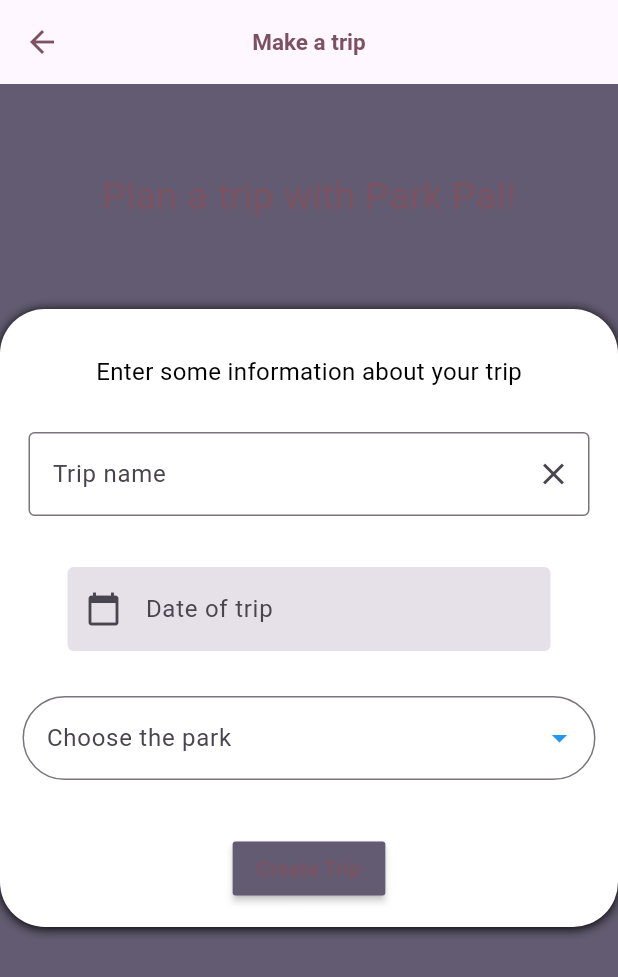
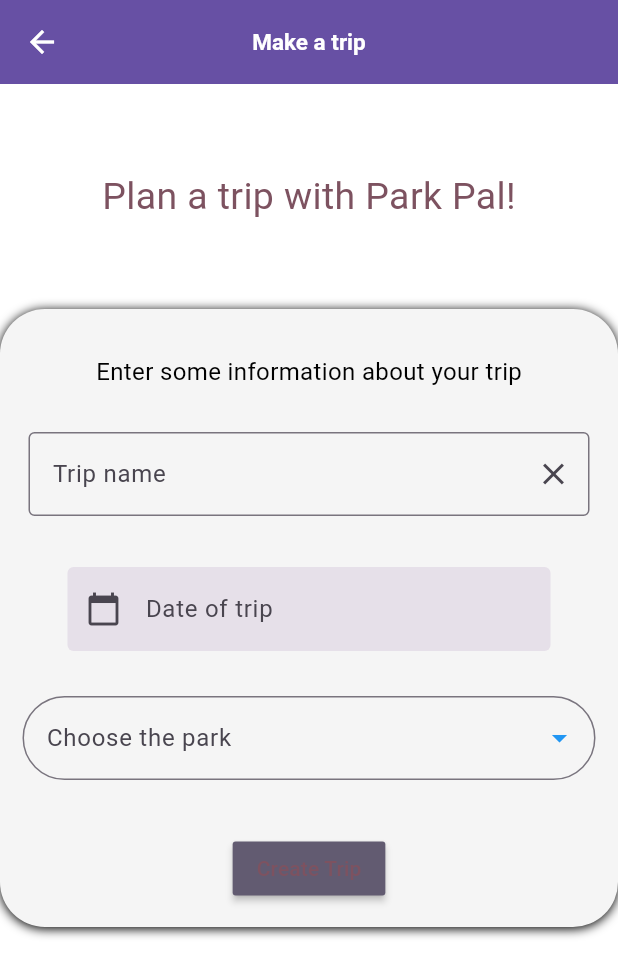
Before and after one commit to tristen-robinson-ucf/Group22LargeProjectPOOSD, a Flutter app: the PlannedTrips screen opened directly with empty values, after a tap on "Make a new trip", on a phone screen of 412 x 824 dp. Shown: the top 977 px of the screen. Run offline on Flutter 3.47's test engine with Material 3 defaults, Android fonts, the phone set to English and light mode, and no system bars; drawn by our look-alikes of dropdown_search; our stand-ins replace dio, email_validator, fluttertoast, hexcolor; missing offline and left inert: dart:ffi, mongo_dart; network calls fail.

Commit message:
Minor UI changes, simplified colors

```diff
--- a/theme_park_tracker/lib/main.dart
+++ b/theme_park_tracker/lib/main.dart
@@ -476,7 +476,7 @@
             alignment: Alignment.center,
             padding: const EdgeInsets.all(15),
             decoration: BoxDecoration(
-              color: HexColor("#Fb9c7E"),
+              color: HexColor("#99dbFF"),
             ),
             child: SingleChildScrollView(
               child: buildColumn(),
@@ -776,7 +776,7 @@
             alignment: Alignment.center,
             padding: const EdgeInsets.all(15),
             decoration: BoxDecoration(
-              color: HexColor("#Fb9c7E"),
+              color: HexColor("#99dbFF"),
             ),
 
             child: SingleChildScrollView(
@@ -858,7 +858,7 @@
                                               border: OutlineInputBorder(),
                                             ),
                                           ),
-                                          const SizedBox(height: 30),
+                                          const SizedBox(height: 20),
                                           // button for user to test if their code matches OTP
                                           MaterialButton(
                                             onPressed: (){
--- a/theme_park_tracker/lib/tabs/PlannedTrips.dart
+++ b/theme_park_tracker/lib/tabs/PlannedTrips.dart
@@ -310,15 +310,15 @@
       appBar:  AppBar(
         centerTitle: true,
         title: Text("Make a trip"),
-        titleTextStyle: TextStyle(fontWeight: FontWeight.bold, fontSize: 15, color: Theme.of(context).colorScheme.tertiary),
-        backgroundColor: View.of(context).platformDispatcher.platformBrightness == Brightness.dark ? Theme.of(context).colorScheme.secondary : Theme.of(context).colorScheme.background,
+        titleTextStyle: TextStyle(fontWeight: FontWeight.bold, fontSize: 15, color: Colors.white),
+        backgroundColor: Theme.of(context).colorScheme.primary,
         automaticallyImplyLeading: false,
         leading: IconButton(
           onPressed: (){
             Navigator.push((context), MaterialPageRoute(builder: (context) => LandingPage(id: id, parkArr: parkArr, firstname: firstname, lastname: lastname)));
           },
           icon: const Icon(Icons.arrow_back),
-          color: Theme.of(context).colorScheme.tertiary,
+          color: Colors.white,
         ),
 
       ),
@@ -327,7 +327,7 @@
         height: double.infinity,
 
         decoration: BoxDecoration(
-          color: View.of(context).platformDispatcher.platformBrightness == Brightness.dark ? Colors.black : Theme.of(context).colorScheme.secondary,
+          color: View.of(context).platformDispatcher.platformBrightness == Brightness.dark ? Colors.black : Colors.white,
         ),
         child: SingleChildScrollView(
           child: Column(
@@ -340,7 +340,7 @@
 
 
                 decoration: BoxDecoration(
-                  color: View.of(context).platformDispatcher.platformBrightness == Brightness.dark ? Colors.black : Theme.of(context).colorScheme.secondary,
+                  color: View.of(context).platformDispatcher.platformBrightness == Brightness.dark ? Colors.black : Colors.white,
 
                 ),
                 child: Center(
@@ -352,10 +352,9 @@
                 padding: const EdgeInsets.all(15),
                 decoration: BoxDecoration(
                   borderRadius: BorderRadius.vertical(top: Radius.circular(30.0), bottom: Radius.circular(30.0), ),
-                  color: View.of(context).platformDispatcher.platformBrightness == Brightness.dark ? (Colors.grey): Colors.white,
+                  color: View.of(context).platformDispatcher.platformBrightness == Brightness.dark ? (Colors.grey): Colors.grey.shade100,
                   boxShadow: [
                     BoxShadow(
-
                       offset: Offset(0.0, 1.0),
                       blurRadius: 5,
                     )
--- a/theme_park_tracker/lib/tabs/SavedParks.dart
+++ b/theme_park_tracker/lib/tabs/SavedParks.dart
@@ -112,7 +112,7 @@
                               // add the name of the park that is passed in
                               child: Container(
                                 padding: const EdgeInsets.only(left: 15.0, right: 8.0, top: 2.0, bottom: 2.0),
-                                child: Text(parkMap.keys.elementAt(index), overflow: TextOverflow.ellipsis, style: TextStyle(fontSize: 20, color: Colors.white)),
+                                child: Text(parkMap.keys.elementAt(index), overflow: TextOverflow.ellipsis, style: TextStyle(fontSize: 18, color: Colors.white)),
 
                                 ),
                               ),
--- a/theme_park_tracker/lib/tabs/TripRides.dart
+++ b/theme_park_tracker/lib/tabs/TripRides.dart
@@ -230,6 +230,7 @@
             Navigator.push((context), MaterialPageRoute(builder: (context) => LandingPage(id: id, parkArr: parkArr, firstname: firstname, lastname: lastname)));
           },
           icon: const Icon(Icons.arrow_back),
+          color: Colors.white,
         ),
 
       ),
@@ -238,6 +239,7 @@
         child: Column(
           mainAxisAlignment: MainAxisAlignment.center,
           children: [
+
 
             Container(
               height: 100,
@@ -262,7 +264,7 @@
                           padding: const EdgeInsets.all(15),
                           decoration: BoxDecoration(
                             borderRadius: BorderRadius.vertical(top: Radius.circular(30.0), bottom: Radius.circular(30.0), ),
-                            color: View.of(context).platformDispatcher.platformBrightness == Brightness.dark ? (Theme.of(context).colorScheme.secondary) : Colors.white,
+                            color: View.of(context).platformDispatcher.platformBrightness == Brightness.dark ? (Theme.of(context).colorScheme.secondary) : Colors.grey.shade100,
                             boxShadow: [
                               BoxShadow(
 
```
Also changed, not shown: theme_park_tracker/lib/tabs/WaitList.dart (+10 -4 lines), theme_park_tracker/lib/tabs/listItems.dart (+16 -7 lines).
